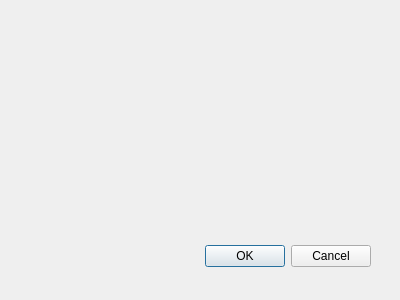
Old version of the form src/dialogabout.ui in the repository zwpwjwtz/Openote.
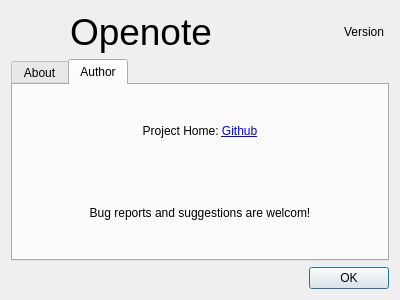
New version of the form. The open tabs and pages were chosen to show the change. Icons and pictures are not drawn.

What changed in the file:
```diff
--- a/src/dialogabout.ui
+++ b/src/dialogabout.ui
@@ -15,22 +15,142 @@
   <property name="windowTitle">
    <string>Dialog</string>
   </property>
-  <widget name="buttonBox" class="QDialogButtonBox">
-   <property name="geometry">
-    <rect>
-     <x>30</x>
-     <y>240</y>
-     <width>341</width>
-     <height>32</height>
-    </rect>
-   </property>
-   <property name="orientation">
-    <enum>Qt::Horizontal</enum>
-   </property>
-   <property name="standardButtons">
-    <set>QDialogButtonBox::Cancel|QDialogButtonBox::Ok</set>
-   </property>
-  </widget>
+  <property name="windowIcon">
+   <iconset resource="reources.qrc">
+    <normaloff>:/icons/Openote.png</normaloff>:/icons/Openote.png</iconset>
+  </property>
+  <layout class="QVBoxLayout" name="verticalLayout">
+   <item>
+    <layout class="QHBoxLayout" name="horizontalLayout">
+     <property name="leftMargin">
+      <number>5</number>
+     </property>
+     <property name="rightMargin">
+      <number>5</number>
+     </property>
+     <item>
+      <widget class="QLabel" name="labelIcon">
+       <property name="maximumSize">
+        <size>
+         <width>48</width>
+         <height>48</height>
+        </size>
+       </property>
+       <property name="text">
+        <string/>
+       </property>
+       <property name="pixmap">
+        <pixmap resource="reources.qrc">:/icons/Openote.png</pixmap>
+       </property>
+       <property name="scaledContents">
+        <bool>true</bool>
+       </property>
+      </widget>
+     </item>
+     <item>
+      <widget class="QLabel" name="label">
+       <property name="font">
+        <font>
+         <pointsize>28</pointsize>
+        </font>
+       </property>
+       <property name="text">
+        <string>Openote</string>
+       </property>
+      </widget>
+     </item>
+     <item>
+      <widget class="QLabel" name="labelVersion">
+       <property name="text">
+        <string>Version</string>
+       </property>
+       <property name="alignment">
+        <set>Qt::AlignRight|Qt::AlignTrailing|Qt::AlignVCenter</set>
+       </property>
+      </widget>
+     </item>
+    </layout>
+   </item>
+   <item>
+    <widget class="QTabWidget" name="tabWidget">
+     <property name="currentIndex">
+      <number>0</number>
+     </property>
+     <widget class="QWidget" name="tabAbout">
+      <attribute name="title">
+       <string>About</string>
+      </attribute>
+      <layout class="QVBoxLayout" name="verticalLayout_2">
+       <property name="spacing">
+        <number>0</number>
+       </property>
+       <property name="leftMargin">
+        <number>0</number>
+       </property>
+       <property name="topMargin">
+        <number>0</number>
+       </property>
+       <property name="rightMargin">
+        <number>0</number>
+       </property>
+       <property name="bottomMargin">
+        <number>0</number>
+       </property>
+       <item>
+        <widget class="QPlainTextEdit" name="textAbout">
+         <property name="readOnly">
+          <bool>true</bool>
+         </property>
+        </widget>
+       </item>
+      </layout>
+     </widget>
+     <widget class="QWidget" name="tabAuthor">
+      <attribute name="title">
+       <string>Author</string>
+      </attribute>
+      <layout class="QVBoxLayout" name="verticalLayout_3">
+       <item>
+        <widget class="QLabel" name="labelProjectURL">
+         <property name="text">
+          <string>&lt;p&gt;Project Home: &lt;a href=\&quot;https://github.com/zwpwjwtz/Openote\&quot;&gt;Github&lt;/a&gt;&lt;/p&gt;</string>
+         </property>
+         <property name="textFormat">
+          <enum>Qt::RichText</enum>
+         </property>
+         <property name="alignment">
+          <set>Qt::AlignCenter</set>
+         </property>
+         <property name="openExternalLinks">
+          <bool>true</bool>
+         </property>
+        </widget>
+       </item>
+       <item>
+        <widget class="QLabel" name="labelSuggestionWelcomed">
+         <property name="text">
+          <string>Bug reports and suggestions are welcom!</string>
+         </property>
+         <property name="alignment">
+          <set>Qt::AlignCenter</set>
+         </property>
+        </widget>
+       </item>
+      </layout>
+     </widget>
+    </widget>
+   </item>
+   <item>
+    <widget class="QDialogButtonBox" name="buttonBox">
+     <property name="orientation">
+      <enum>Qt::Horizontal</enum>
+     </property>
+     <property name="standardButtons">
+      <set>QDialogButtonBox::Ok</set>
+     </property>
+    </widget>
+   </item>
+  </layout>
  </widget>
  <pixmapfunction/>
  <resources/>
```
Left out of the diff: 11 changed lines with no effect on the pictures.
